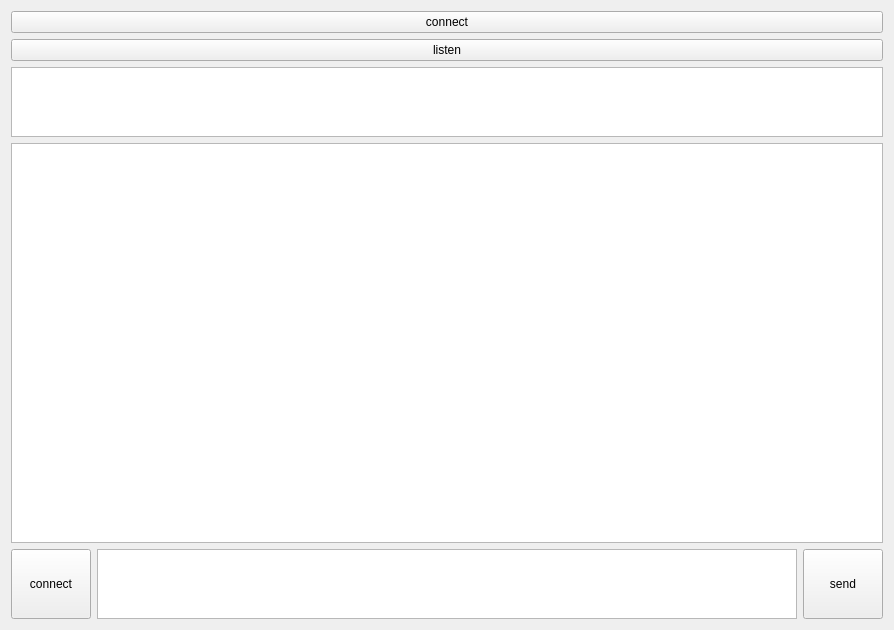
Before: the Qt Designer form USpeak/widget.ui in krdcl/USpeak, drawn with Qt 5.
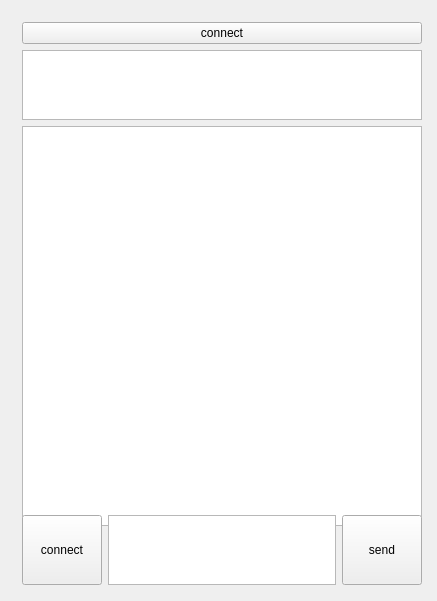
After: the same form once the commit is applied.

What changed in the file:
```diff
--- a/USpeak/widget.ui
+++ b/USpeak/widget.ui
@@ -6,33 +6,31 @@
    <rect>
     <x>0</x>
     <y>0</y>
-    <width>884</width>
-    <height>576</height>
+    <width>437</width>
+    <height>601</height>
    </rect>
   </property>
   <property name="windowTitle">
    <string>Widget</string>
   </property>
-  <layout class="QGridLayout" name="gridLayout_2">
-   <item row="0" column="0">
+  <widget class="QWidget" name="layoutWidget">
+   <property name="geometry">
+    <rect>
+     <x>11</x>
+     <y>11</y>
+     <width>422</width>
+     <height>585</height>
+    </rect>
+   </property>
     <layout class="QGridLayout" name="gridLayout">
      <item row="0" column="0">
-      <layout class="QVBoxLayout" name="verticalLayout">
-       <item>
         <widget class="QPushButton" name="pushButton_connect">
          <property name="text">
           <string>connect</string>
          </property>
         </widget>
        </item>
-       <item>
-        <widget class="QPushButton" name="pushButton_listen">
-         <property name="text">
-          <string>listen</string>
-         </property>
-        </widget>
-       </item>
-       <item>
+    <item row="1" column="0">
         <widget class="QTextEdit" name="text_log">
          <property name="sizePolicy">
           <sizepolicy hsizetype="Expanding" vsizetype="Fixed">
@@ -48,7 +46,7 @@
          </property>
         </widget>
        </item>
-       <item>
+    <item row="2" column="0">
         <widget class="QTextEdit" name="message_output">
          <property name="minimumSize">
           <size>
@@ -58,9 +56,7 @@
          </property>
         </widget>
        </item>
-      </layout>
-     </item>
-     <item row="1" column="0">
+    <item row="3" column="0">
       <layout class="QHBoxLayout" name="horizontalLayout">
        <item>
         <widget class="QPushButton" name="connect_button">
@@ -91,7 +87,7 @@
          </property>
          <property name="minimumSize">
           <size>
-           <width>700</width>
+          <width>0</width>
            <height>0</height>
           </size>
          </property>
@@ -125,8 +121,7 @@
       </layout>
      </item>
     </layout>
-   </item>
-  </layout>
+  </widget>
  </widget>
  <layoutdefault spacing="6" margin="11"/>
  <resources/>
```
Lines whose indentation alone changed are shown as unchanged.
